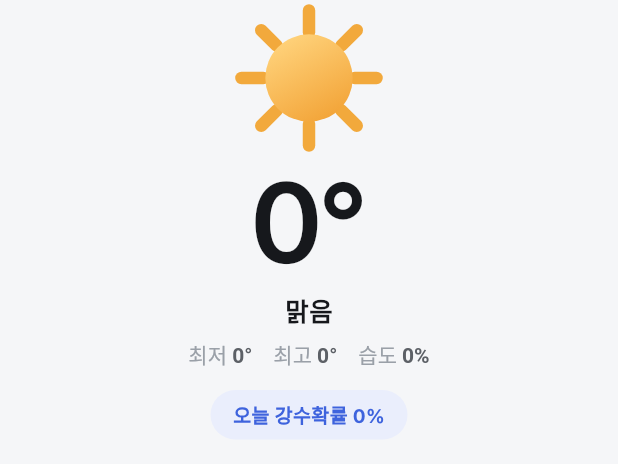
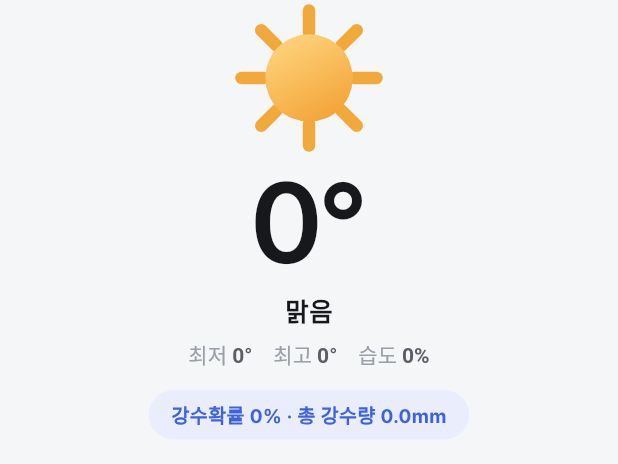
Before and after one commit to hyeonginju/peters_simple_weather, a Flutter app: the WeatherHero widget shown alone on an empty page, opened directly with empty values, on a phone screen of 412 x 824 dp. Shown: the top 464 px of the screen. Run offline on Flutter 3.47's test engine with Material 3 defaults, Android fonts, the phone set to English and light mode, and no system bars; our stand-ins replace dio, firebase_core, firebase_messaging, flutter_riverpod, freezed_annotation, go_router and 2 more; missing offline and left inert: home_widget, workmanager; accounts and stored records are empty; generated files the repository leaves out were written again; statements that could not run were skipped.

Commit message:
✨ 강수확률 옆에 오늘 총 강수량 항상 표시
기존엔 오늘 총량 1mm 이상이면 '총 강수량', 아니면 '강수확률'을 택1로
보여줬는데, 강수확률과 강수량을 한 줄에 항상 함께 노출한다
('강수확률 X% · 총 강수량 Y.Ymm'). main은 백엔드 폴러가 실측을 누적하므로
'총 강수량' 라벨을 유지(solo는 예보 기준이라 '예상 강수량').

Co-Authored-By: Claude Opus 4.8 <noreply@anthropic.com>

```diff
--- a/lib/features/home/widgets/weather_hero.dart
+++ b/lib/features/home/widgets/weather_hero.dart
@@ -26,10 +26,6 @@ class WeatherHero extends StatelessWidget {
   @override
   Widget build(BuildContext context) {
     final palette = context.palette;
-    // 오늘 1mm 이상 내렸다면(과거 실측 + 남은 시간 예보 합산 기준) 지금 비가
-    // 그쳐 있어도 계속 "오늘 총 강수량"을 보여준다 — 현재 강수 여부만 보면
-    // 하루 총량이라는 문구와 맞지 않는 순간이 생기기 때문.
-    final hasPrecipitatedToday = snapshot.todayPrecipitationTotal >= 1.0;
 
     return Column(
       children: [
@@ -86,9 +82,8 @@ class WeatherHero extends StatelessWidget {
           padding: const EdgeInsets.symmetric(horizontal: 15, vertical: 7),
           decoration: BoxDecoration(color: palette.pointBg, borderRadius: BorderRadius.circular(99)),
           child: Text(
-            hasPrecipitatedToday
-                ? '오늘 총 강수량 ${todayPrecipitationTotal.toStringAsFixed(1)}mm'
-                : '오늘 강수확률 ${today?.popPercent ?? snapshot.precipitationProbability}%',
+            '강수확률 ${today?.popPercent ?? snapshot.precipitationProbability}%'
+                ' · 총 강수량 ${todayPrecipitationTotal.toStringAsFixed(1)}mm',
             style: TextStyle(fontSize: 13, fontWeight: FontWeight.w700, color: palette.pointText),
           ),
         ),
```
